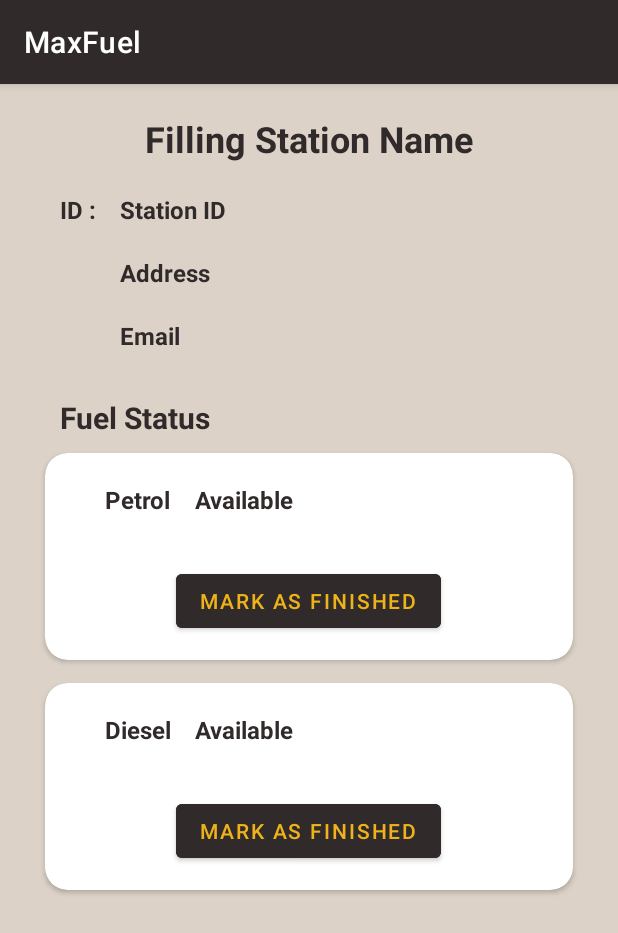
After one commit to aparna-jay/FuelQueueManagementClient, an Android app: the FillingStationProfileActivity screen opened directly, with no data from a screen before it, on a phone screen of 412 x 824 dp. The commit adds this screen. Shown: the top 933 px of the screen. Run offline under Robolectric (Android 15) with nearby library versions, the phone set to English and light mode, and no system bars.

Commit message:
Design Filling Station Profile

```diff
--- a/app/src/main/AndroidManifest.xml
+++ b/app/src/main/AndroidManifest.xml
@@ -9,6 +9,7 @@
         android:roundIcon="@mipmap/ic_launcher_round"
         android:supportsRtl="true"
         android:theme="@style/Theme.FuelQueueManagement">
+        <activity android:name=".FillingStationProfileActivity"></activity>
         <activity android:name=".MainActivity">
             <intent-filter>
                 <action android:name="android.intent.action.MAIN" />
--- /dev/null
+++ b/app/src/main/java/com/example/fuelqueuemanagement/FillingStationProfileActivity.java
@@ -0,0 +1,14 @@
+package com.example.fuelqueuemanagement;
+
+import androidx.appcompat.app.AppCompatActivity;
+
+import android.os.Bundle;
+
+public class FillingStationProfileActivity extends AppCompatActivity {
+
+    @Override
+    protected void onCreate(Bundle savedInstanceState) {
+        super.onCreate(savedInstanceState);
+        setContentView(R.layout.activity_filling_station_profile);
+    }
+}
--- /dev/null
+++ b/app/src/main/res/layout/activity_filling_station_profile.xml
@@ -0,0 +1,184 @@
+<?xml version="1.0" encoding="utf-8"?>
+<androidx.constraintlayout.widget.ConstraintLayout xmlns:android="http://schemas.android.com/apk/res/android"
+    xmlns:app="http://schemas.android.com/apk/res-auto"
+    xmlns:tools="http://schemas.android.com/tools"
+    android:layout_width="match_parent"
+    android:layout_height="match_parent"
+    android:background="@color/screen_bg"
+    tools:context=".FillingStationProfileActivity">
+
+    <TextView
+        android:id="@+id/stationName"
+        android:layout_width="wrap_content"
+        android:layout_height="wrap_content"
+        android:text="Filling Station Name"
+        android:textColor="@color/btn_background"
+        android:textSize="24sp"
+        android:textStyle="bold"
+        android:layout_marginTop="20dp"
+        app:layout_constraintEnd_toEndOf="parent"
+        app:layout_constraintStart_toStartOf="parent"
+        app:layout_constraintTop_toTopOf="parent" />
+
+    <TextView
+        android:id="@+id/lbl_stationID"
+        android:layout_width="wrap_content"
+        android:layout_height="wrap_content"
+        android:layout_marginTop="20dp"
+        android:layout_marginLeft="40dp"
+        android:text="ID :"
+        android:textColor="@color/btn_background"
+        android:textSize="16sp"
+        android:textStyle="bold"
+        app:layout_constraintStart_toStartOf="parent"
+        app:layout_constraintTop_toBottomOf="@+id/stationName" />
+
+    <TextView
+        android:id="@+id/stationID"
+        android:layout_width="wrap_content"
+        android:layout_height="wrap_content"
+        android:textColor="@color/btn_background"
+        android:layout_marginLeft="80dp"
+        android:layout_marginTop="20dp"
+        android:textSize="16sp"
+        android:textStyle="bold"
+        android:text="Station ID"
+        app:layout_constraintStart_toStartOf="parent"
+        app:layout_constraintTop_toBottomOf="@+id/stationName" />
+
+    <TextView
+        android:id="@+id/address"
+        android:layout_width="wrap_content"
+        android:layout_height="wrap_content"
+        android:layout_marginLeft="80dp"
+        android:textColor="@color/btn_background"
+        android:layout_marginTop="20dp"
+        android:textSize="16sp"
+        android:textStyle="bold"
+        android:text="Address"
+        app:layout_constraintStart_toStartOf="parent"
+        app:layout_constraintTop_toBottomOf="@+id/stationID" />
+
+    <TextView
+        android:id="@+id/email"
+        android:layout_width="wrap_content"
+        android:layout_height="wrap_content"
+        android:layout_marginLeft="80dp"
+        android:textColor="@color/btn_background"
+        android:layout_marginTop="20dp"
+        android:textSize="16sp"
+        android:textStyle="bold"
+        android:text="Email"
+        app:layout_constraintStart_toStartOf="parent"
+        app:layout_constraintTop_toBottomOf="@+id/address" />
+
+    <TextView
+        android:id="@+id/fuelStatus"
+        android:layout_width="wrap_content"
+        android:layout_height="wrap_content"
+        android:layout_marginLeft="40dp"
+        android:textColor="@color/btn_background"
+        android:layout_marginTop="30dp"
+        android:textSize="20sp"
+        android:textStyle="bold"
+        android:text="Fuel Status"
+        app:layout_constraintStart_toStartOf="parent"
+        app:layout_constraintTop_toBottomOf="@+id/email" />
+
+    <androidx.cardview.widget.CardView
+        android:id="@+id/petrolCardview"
+        android:layout_width="match_parent"
+        android:layout_height="wrap_content"
+        app:layout_constraintTop_toBottomOf="@+id/fuelStatus"
+        android:layout_marginLeft="30dp"
+        android:layout_marginRight="30dp"
+        android:layout_marginTop="10dp"
+        app:cardCornerRadius="15dp"
+        tools:layout_editor_absoluteX="135dp">
+
+        <TextView
+            android:id="@+id/petrol"
+            android:layout_width="wrap_content"
+            android:layout_height="wrap_content"
+            android:layout_marginLeft="40dp"
+            android:textColor="@color/btn_background"
+            android:textSize="16sp"
+            android:textStyle="bold"
+            android:layout_marginTop="20dp"
+            android:text="Petrol"
+            app:layout_constraintStart_toStartOf="parent" />
+
+        <TextView
+            android:id="@+id/petrol_availability"
+            android:layout_width="wrap_content"
+            android:layout_height="wrap_content"
+            android:textSize="16sp"
+            android:textStyle="bold"
+            android:textColor="@color/btn_background"
+            android:layout_marginLeft="100dp"
+            android:layout_marginTop="20dp"
+            android:text="Available"
+            app:layout_constraintStart_toStartOf="parent" />
+
+        <Button
+            android:id="@+id/ptrl_changeavailability"
+            android:layout_width="wrap_content"
+            android:layout_height="wrap_content"
+            android:layout_marginTop="60dp"
+            android:layout_gravity="center"
+            android:text="Mark as Finished"
+            android:layout_marginBottom="30dp"
+            android:backgroundTint="@color/btn_background"
+            android:textColor="@color/btn_text"
+            app:layout_constraintBotton_toBottomOf="parent"
+            />
+    </androidx.cardview.widget.CardView>
+
+    <androidx.cardview.widget.CardView
+        android:layout_width="match_parent"
+        android:layout_height="wrap_content"
+        app:layout_constraintTop_toBottomOf="@+id/petrolCardview"
+        android:layout_marginLeft="30dp"
+        android:layout_marginRight="30dp"
+        android:layout_marginTop="15dp"
+        app:cardCornerRadius="15dp"
+        tools:layout_editor_absoluteX="135dp">
+
+    <TextView
+        android:id="@+id/diesel"
+        android:layout_width="wrap_content"
+        android:layout_height="wrap_content"
+        android:textColor="@color/btn_background"
+        android:layout_marginLeft="40dp"
+        android:textSize="16sp"
+        android:textStyle="bold"
+        android:layout_marginTop="20dp"
+        android:text="Diesel"
+        app:layout_constraintStart_toStartOf="parent" />
+
+    <TextView
+        android:id="@+id/diesel_availability"
+        android:layout_width="wrap_content"
+        android:layout_height="wrap_content"
+        android:textColor="@color/btn_background"
+        android:layout_marginLeft="100dp"
+        android:textSize="16sp"
+        android:textStyle="bold"
+        android:layout_marginTop="20dp"
+        android:text="Available"
+        app:layout_constraintStart_toStartOf="parent" />
+
+    <Button
+        android:id="@+id/dsl_changeavailability"
+        android:layout_width="wrap_content"
+        android:layout_height="wrap_content"
+        android:layout_marginTop="60dp"
+        android:layout_gravity="center"
+        android:text="Mark as Finished"
+        android:backgroundTint="@color/btn_background"
+        android:textColor="@color/btn_text"
+        android:layout_marginBottom="30dp"
+        app:layout_constraintBotton_toBottomOf="parent"
+        />
+    </androidx.cardview.widget.CardView>
+</androidx.constraintlayout.widget.ConstraintLayout>
--- a/app/src/main/res/values-night/themes.xml
+++ b/app/src/main/res/values-night/themes.xml
@@ -2,9 +2,9 @@
     <!-- Base application theme. -->
     <style name="Theme.FuelQueueManagement" parent="Theme.MaterialComponents.DayNight.DarkActionBar">
         <!-- Primary brand color. -->
-        <item name="colorPrimary">@color/purple_200</item>
-        <item name="colorPrimaryVariant">@color/purple_700</item>
-        <item name="colorOnPrimary">@color/black</item>
+        <item name="colorPrimary">@color/btn_background</item>
+        <item name="colorPrimaryVariant">@color/screen_bg</item>
+        <item name="colorOnPrimary">@color/btn_text</item>
         <!-- Secondary brand color. -->
         <item name="colorSecondary">@color/teal_200</item>
         <item name="colorSecondaryVariant">@color/teal_200</item>
--- a/app/src/main/res/values/colors.xml
+++ b/app/src/main/res/values/colors.xml
@@ -7,4 +7,7 @@
     <color name="teal_700">#FF018786</color>
     <color name="black">#FF000000</color>
     <color name="white">#FFFFFFFF</color>
+    <color name="btn_background">#312A2A</color>
+    <color name="btn_text">#EEB31A</color>
+    <color name="screen_bg">#DCD2C7</color>
 </resources>
--- a/app/src/main/res/values/strings.xml
+++ b/app/src/main/res/values/strings.xml
@@ -1,3 +1,3 @@
 <resources>
-    <string name="app_name">FuelQueueManagement</string>
+    <string name="app_name">MaxFuel</string>
 </resources>
--- a/app/src/main/res/values/themes.xml
+++ b/app/src/main/res/values/themes.xml
@@ -2,8 +2,8 @@
     <!-- Base application theme. -->
     <style name="Theme.FuelQueueManagement" parent="Theme.MaterialComponents.DayNight.DarkActionBar">
         <!-- Primary brand color. -->
-        <item name="colorPrimary">@color/purple_500</item>
-        <item name="colorPrimaryVariant">@color/purple_700</item>
+        <item name="colorPrimary">@color/btn_background</item>
+        <item name="colorPrimaryVariant">@color/btn_text</item>
         <item name="colorOnPrimary">@color/white</item>
         <!-- Secondary brand color. -->
         <item name="colorSecondary">@color/teal_200</item>
@@ -12,5 +12,7 @@
         <!-- Status bar color. -->
         <item name="android:statusBarColor" tools:targetApi="l">?attr/colorPrimaryVariant</item>
         <!-- Customize your theme here. -->
+        <item name="actionMenuTextColor">@color/btn_text</item>
+
     </style>
 </resources>
```
